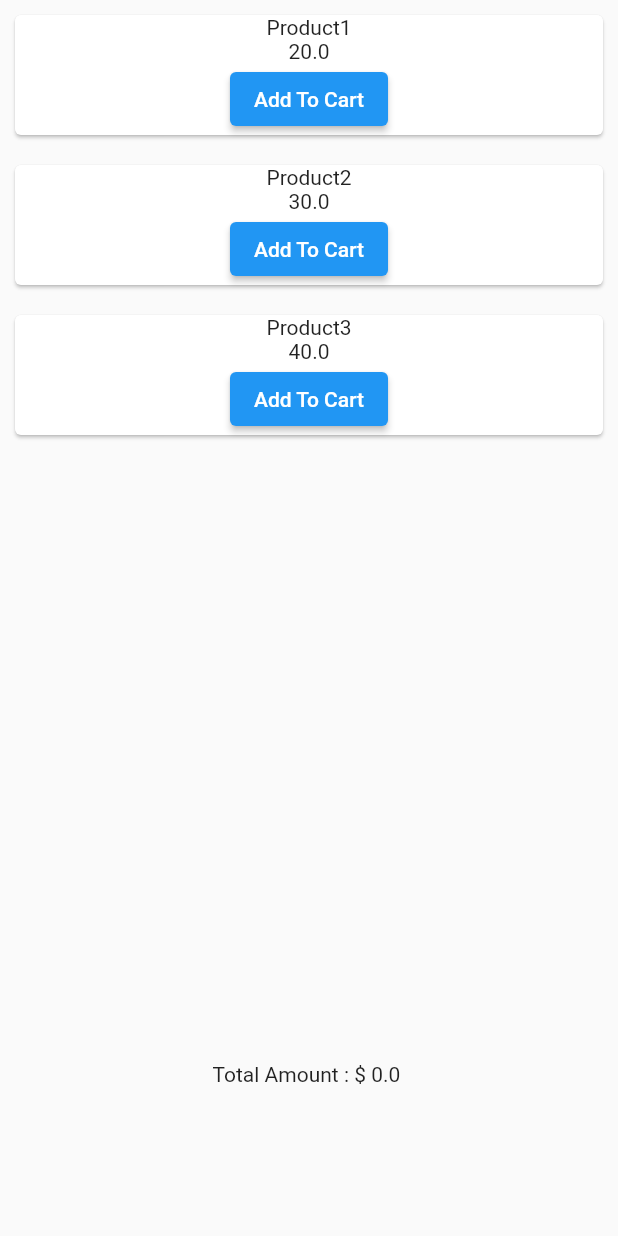
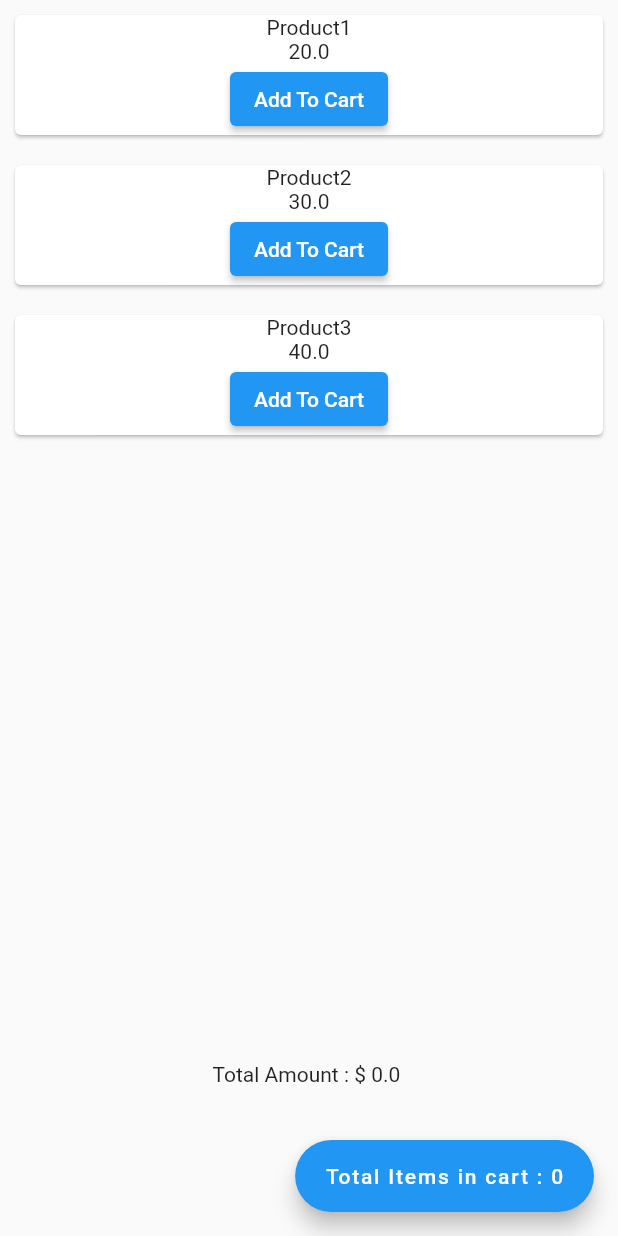
Before and after one commit to Ms0781/getx_example_1, a Flutter app: the screen it shows after launch, on a phone screen of 412 x 824 dp. Run offline on Flutter 3.47's test engine with Material 2 defaults, Android fonts, the phone set to English and light mode, and no system bars; our stand-ins replace get.

Commit message:
New Commit

```diff
--- a/lib/controllers/card_controller.dart
+++ b/lib/controllers/card_controller.dart
@@ -4,7 +4,7 @@ import 'package:getx_library_example_1/model/product.dart';
 class CardController extends GetxController{
       var cardItems = <Product>[].obs;
       double get totalAmounts => cardItems.fold(0.0, (sum, item) => sum+item.price);
-
+      int get totalItems => cardItems.length;
       addCard(Product product){
         cardItems.add(product);
       }
--- a/lib/view/shopping_page.dart
+++ b/lib/view/shopping_page.dart
@@ -9,6 +9,7 @@ class MyShoppingPage extends StatelessWidget{
   final cardController = Get.put(CardController());
   @override
   Widget build(BuildContext context) {
+    print("Build Method is Called :");
     // TODO: implement build
     return Scaffold(
       body: Column(
@@ -42,6 +43,14 @@ class MyShoppingPage extends StatelessWidget{
           const SizedBox(height: 100,)
         ],
       ),
+      floatingActionButton: FloatingActionButton.extended(
+        onPressed: null,
+        label: GetX<CardController>(
+          builder: (controller){
+            return Text("Total Items in cart : ${controller.totalItems}");
+          },
+        ),
+      ),
     );
   }
 
```
